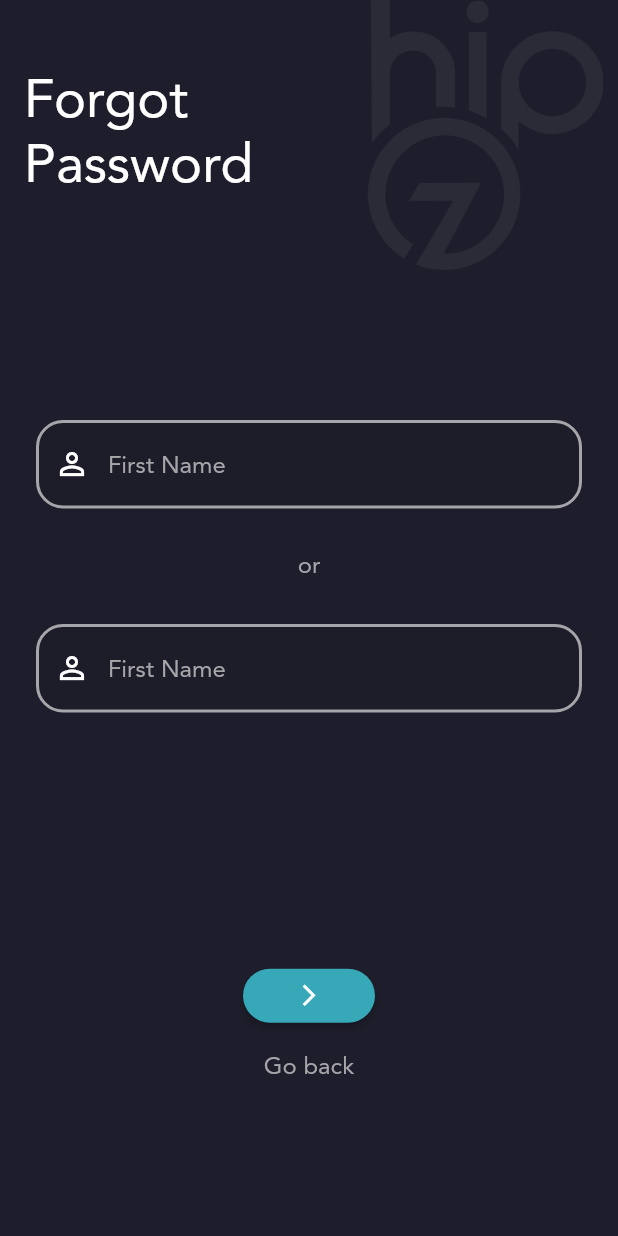
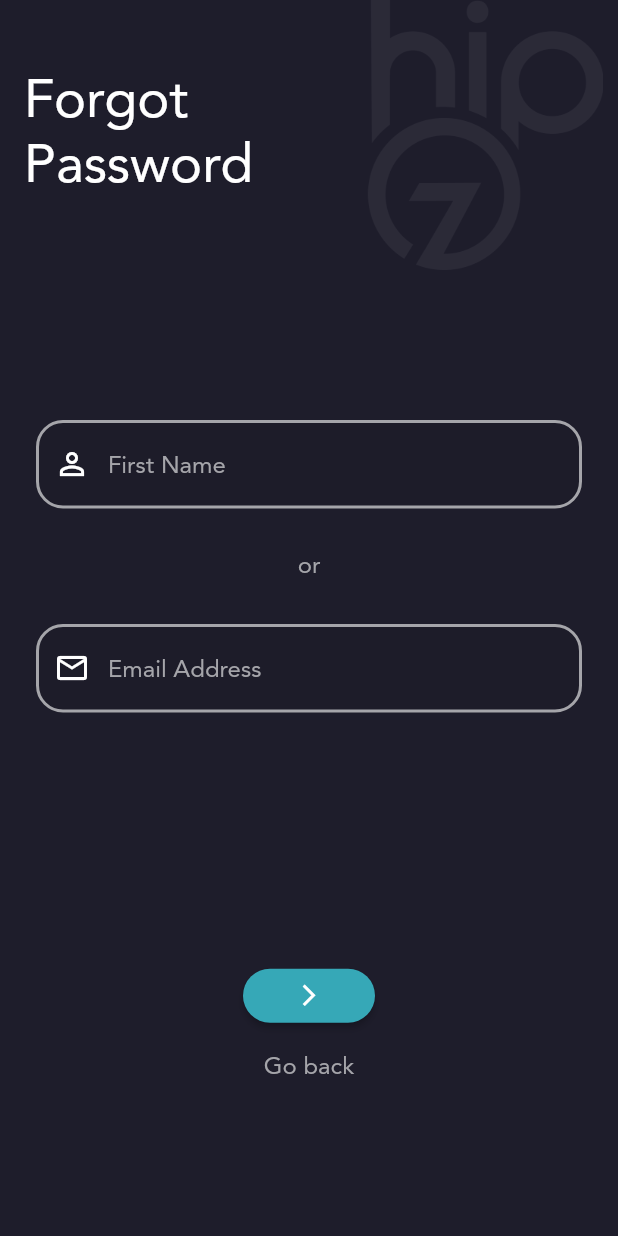
Before and after one commit to RahulMistriCodesmith/hipoz, a Flutter app: the ForgotPassword screen opened directly, on a phone screen of 412 x 824 dp. Run offline on Flutter 3.47's test engine with Material 2 defaults, Android fonts, the phone set to English and light mode, and no system bars; our stand-ins replace carousel_slider, chat_bubbles, datetime_picker_formfield, dotted_border, image_picker, intl_phone_field and 1 more.

Commit message:
Commit Done 9/6/2022 10:16 AM

```diff
--- a/lib/UI/Authorization/forgotpassword.dart
+++ b/lib/UI/Authorization/forgotpassword.dart
@@ -4,6 +4,7 @@ import 'package:flutter/material.dart';
 import 'package:hipoz/Commponets/Colors/Colors.dart';
 import 'package:hipoz/Commponets/Fonts/Fonts.dart';
 import 'package:hipoz/UI/Authorization/forgotpassword1.dart';
+import 'package:hipoz/UI/Authorization/landingpage.dart';
 class ForgotPassword extends StatefulWidget {
   const ForgotPassword({Key? key}) : super(key: key);
 
@@ -12,6 +13,8 @@ class ForgotPassword extends StatefulWidget {
 }
 
 class _ForgotPasswordState extends State<ForgotPassword> {
+
+  final _formKey = GlobalKey<FormState>();
 
   @override
   Widget build(BuildContext context) {
@@ -43,13 +46,26 @@ class _ForgotPasswordState extends State<ForgotPassword> {
           ),
         ],
       ),
-      body: SingleChildScrollView(
+      body: Form(
+
+        key: _formKey,
+
+        child: SingleChildScrollView(
           child: Padding(
             padding: const EdgeInsets.only(left: 24,right: 24,top: 100),
             child: Column(
               crossAxisAlignment: CrossAxisAlignment.center,
               children: [
-              TextField(
+                TextFormField(
+                  validator: (value) {
+                    if (value == null || value.isEmpty) {
+                      return 'Please enter name';
+                    }
+                    return null;
+                  },
+                  maxLines: 1,
+
+                  style: TextStyle(color: Colors.white),
                   decoration: Inputdec1.inputDecoration.copyWith(
                     prefixIcon: Icon(Icons.perm_identity,color: Colors.white,),
                     hintText: 'First Name',
@@ -64,10 +80,18 @@ class _ForgotPasswordState extends State<ForgotPassword> {
                       fontSize: 16,color: Appcolors.grey2),),
                 ),
 
-              TextField(
+                TextFormField(
+                  validator: (value) {
+                    if (value == null || value.isEmpty) {
+                      return 'Please enter email';
+                    }
+                    return null;
+                  },
+                  maxLines: 1,
+                  style: TextStyle(color: Colors.white),
                   decoration: Inputdec1.inputDecoration.copyWith(
-                  prefixIcon: Icon(Icons.perm_identity,color: Colors.white,),
-                  hintText: 'First Name',
+                    prefixIcon: Icon(Icons.mail_outline,color: Colors.white,),
+                    hintText: 'Email Address',
                     hintStyle: Textstyle1Light18.appbartextstyle.copyWith(
                         fontSize: 16,color: Appcolors.grey2),
                   ),
@@ -82,7 +106,12 @@ class _ForgotPasswordState extends State<ForgotPassword> {
                     ),
                     child: Icon(Icons.arrow_forward_ios_outlined,color: Colors.white,size: 17,),
                     onPressed: (){
+
+                      if (_formKey.currentState!.validate()) {
                         Navigator.push(context,MaterialPageRoute(builder: (context) => const ForgotPassword1()));
+
+                      }
+
                     }
                 ),
 
@@ -90,13 +119,16 @@ class _ForgotPasswordState extends State<ForgotPassword> {
 
                     child: Text('Go back',style: Textstyle1Light18.appbartextstyle.copyWith(
                         fontSize: 16,color: Appcolors.grey2),),
-                  onPressed: (){}
+                    onPressed: (){
+                      Navigator.push(context,MaterialPageRoute(builder: (context) => const LandingPage()));
+                    }
                 ),
 
               ],
             ),
           ),
         ),
+      ),
     );
   }
 }
--- a/lib/UI/Authorization/forgotpassword1.dart
+++ b/lib/UI/Authorization/forgotpassword1.dart
@@ -3,6 +3,7 @@
 import 'package:flutter/material.dart';
 import 'package:hipoz/Commponets/Colors/Colors.dart';
 import 'package:hipoz/Commponets/Fonts/Fonts.dart';
+import 'package:hipoz/UI/Authorization/landingpage.dart';
 class ForgotPassword1 extends StatefulWidget {
   const ForgotPassword1({Key? key}) : super(key: key);
 
@@ -67,8 +68,9 @@ class _ForgotPassword1State extends State<ForgotPassword1> {
                 ),
                 child: Text('Sign In',
                   style: Textstyle1Light18.appbartextstyle.copyWith(fontSize: 14,color: Colors.white,fontWeight: FontWeight.w800),),
-                onPressed: (){})
-
+                onPressed: (){
+                  Navigator.push(context,MaterialPageRoute(builder: (context) => const LandingPage()));
+                })
           ],
         ),
       ),
```
Also changed, not shown: lib/UI/Authorization/signup.dart (+22 -19 lines). Lines whose indentation alone changed are shown as unchanged.
